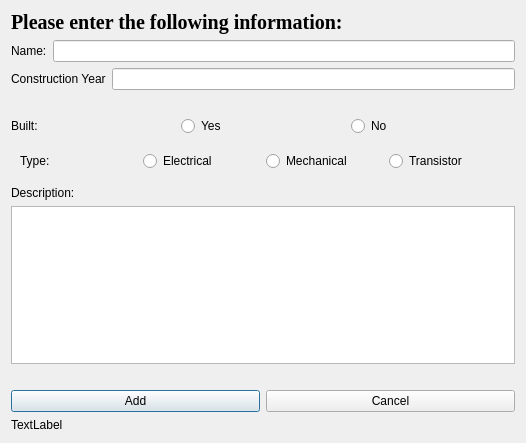
The window that add_computers.ui (HKH515/VLN56) describes before a commit, drawn with Qt 5.
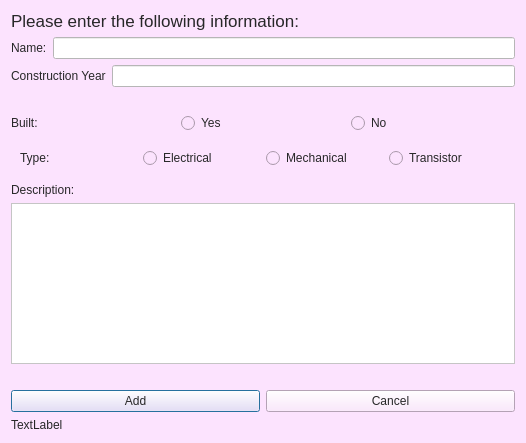
The same window after the commit. Icons and pictures are not drawn.

The edit to the form file:
```diff
--- a/add_computers.ui
+++ b/add_computers.ui
@@ -17,17 +17,25 @@
    <iconset resource="resources.qrc">
     <normaloff>:/icons/images/computer-add.png</normaloff>:/icons/images/computer-add.png</iconset>
   </property>
+  <property name="styleSheet">
+   <string notr="true">background-color: #FCE3FE;
+color: #272728;</string>
+  </property>
   <layout class="QVBoxLayout" name="verticalLayout">
    <item>
     <widget class="QLabel" name="add_computer">
      <property name="font">
       <font>
-       <family>Georgia</family>
-       <pointsize>15</pointsize>
-       <weight>75</weight>
-       <bold>true</bold>
+       <family>Lucida Grande</family>
+       <pointsize>13</pointsize>
+       <weight>50</weight>
+       <italic>false</italic>
+       <bold>false</bold>
       </font>
      </property>
+     <property name="styleSheet">
+      <string notr="true">font: 13pt &quot;Lucida Grande&quot;;</string>
+     </property>
      <property name="text">
       <string>Please enter the following information:</string>
      </property>
@@ -43,7 +51,12 @@
       </widget>
      </item>
      <item>
-      <widget class="QLineEdit" name="name_input"/>
+      <widget class="QLineEdit" name="name_input">
+       <property name="styleSheet">
+        <string notr="true">background-color:#ffffff;
+</string>
+       </property>
+      </widget>
      </item>
     </layout>
    </item>
@@ -57,7 +70,11 @@
       </widget>
      </item>
      <item>
-      <widget class="QLineEdit" name="construction_year_input"/>
+      <widget class="QLineEdit" name="construction_year_input">
+       <property name="styleSheet">
+        <string notr="true">background-color:#ffffff;</string>
+       </property>
+      </widget>
      </item>
     </layout>
    </item>
@@ -135,7 +152,11 @@
     </widget>
    </item>
    <item>
-    <widget class="QTextEdit" name="description_input"/>
+    <widget class="QTextEdit" name="description_input">
+     <property name="styleSheet">
+      <string notr="true">background-color:#ffffff;</string>
+     </property>
+    </widget>
    </item>
    <item>
     <layout class="QHBoxLayout" name="horizontalLayout_5">
```
